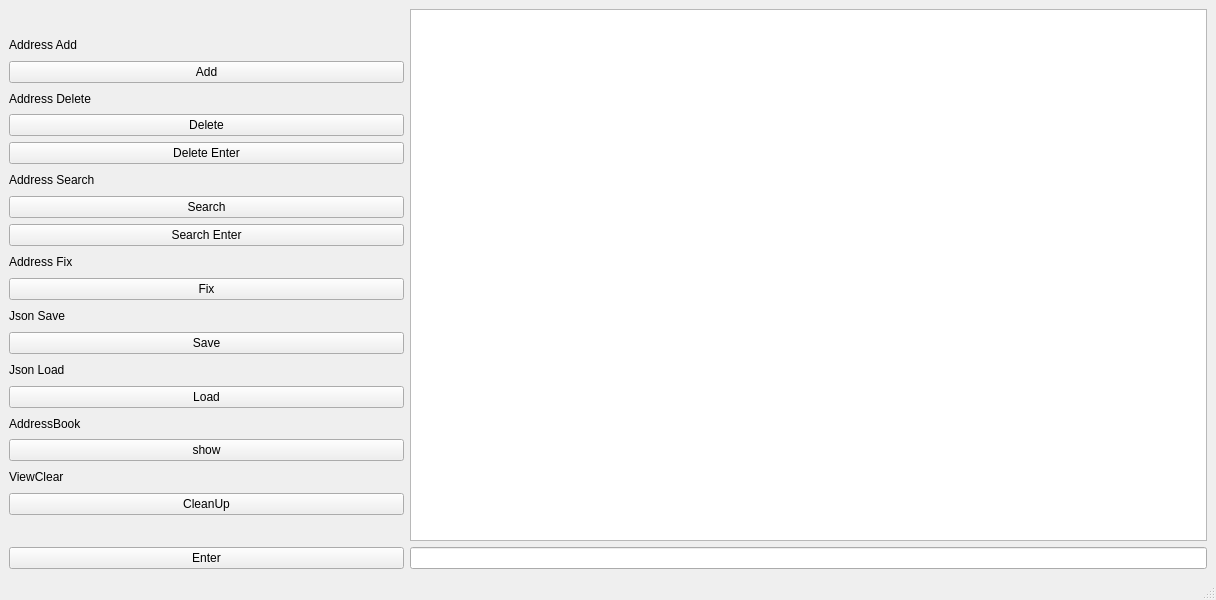
Qt form mainwindow.ui (minseokkim27/2mygit) before a commit.
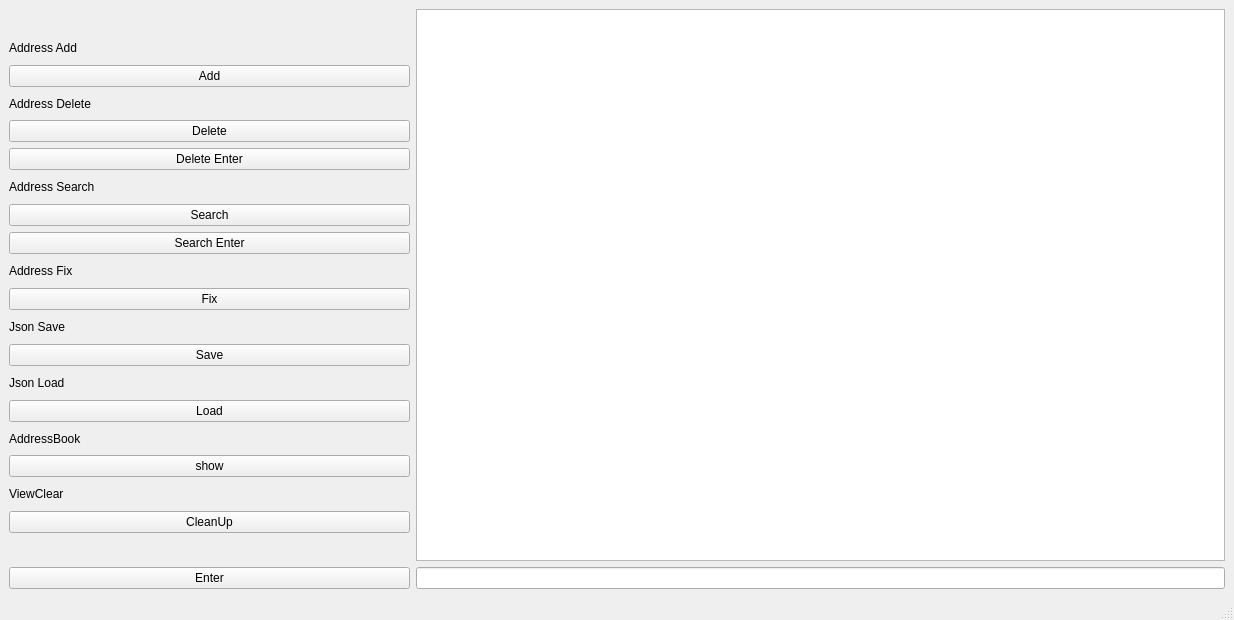
The same form after that commit.

Commit message: add ui 추가

Patch:
```diff
--- a/mainwindow.ui
+++ b/mainwindow.ui
@@ -6,8 +6,8 @@
    <rect>
     <x>0</x>
     <y>0</y>
-    <width>1216</width>
-    <height>600</height>
+    <width>1234</width>
+    <height>620</height>
    </rect>
   </property>
   <property name="windowTitle">
```
Left out of the diff: 158 changed lines with no effect on the pictures. The commit also changes 6 other files.
